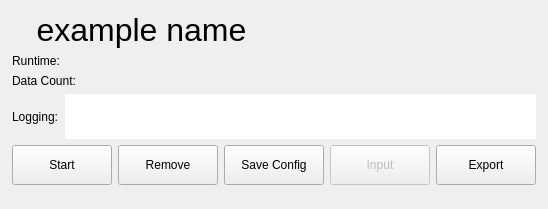
This is howdyCoder/ui/qtUiFiles/algoStatusWidget.ui in rmallow/howdyCoder as Qt 5 draws it before an edit. The edited form follows.
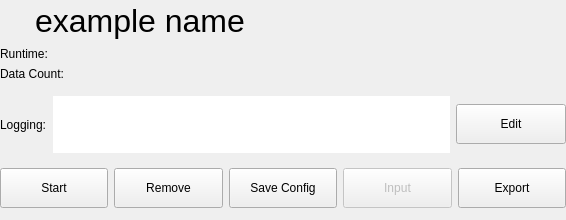
This is the edited form.

Commit message: adding better exception logging for userFuncCallers and starting to add edit capabilities to creator

Patch:
```diff
--- a/howdyCoder/ui/qtUiFiles/algoStatusWidget.ui
+++ b/howdyCoder/ui/qtUiFiles/algoStatusWidget.ui
@@ -6,20 +6,20 @@
    <rect>
     <x>0</x>
     <y>0</y>
-    <width>520</width>
-    <height>209</height>
+    <width>566</width>
+    <height>220</height>
    </rect>
   </property>
   <property name="sizePolicy">
-   <sizepolicy hsizetype="Preferred" vsizetype="Preferred">
+   <sizepolicy hsizetype="MinimumExpanding" vsizetype="MinimumExpanding">
     <horstretch>0</horstretch>
     <verstretch>0</verstretch>
    </sizepolicy>
   </property>
   <property name="maximumSize">
    <size>
-    <width>520</width>
-    <height>209</height>
+    <width>566</width>
+    <height>220</height>
    </size>
   </property>
   <property name="windowTitle">
@@ -30,16 +30,16 @@
   </property>
   <layout class="QVBoxLayout" name="verticalLayout_3">
    <property name="leftMargin">
-    <number>12</number>
+    <number>0</number>
    </property>
    <property name="topMargin">
-    <number>12</number>
+    <number>0</number>
    </property>
    <property name="rightMargin">
-    <number>12</number>
+    <number>0</number>
    </property>
    <property name="bottomMargin">
-    <number>12</number>
+    <number>0</number>
    </property>
    <item>
     <widget class="QWidget" name="widget_4" native="true">
@@ -64,6 +64,12 @@
       </property>
       <item>
        <widget class="QWidget" name="widget_3" native="true">
+        <property name="sizePolicy">
+         <sizepolicy hsizetype="Preferred" vsizetype="Preferred">
+          <horstretch>0</horstretch>
+          <verstretch>0</verstretch>
+         </sizepolicy>
+        </property>
         <layout class="QVBoxLayout" name="verticalLayout_2">
          <property name="leftMargin">
           <number>0</number>
@@ -80,11 +86,17 @@
          <item>
           <widget class="QLabel" name="name_label">
            <property name="sizePolicy">
-            <sizepolicy hsizetype="Preferred" vsizetype="Preferred">
+            <sizepolicy hsizetype="Preferred" vsizetype="Expanding">
              <horstretch>0</horstretch>
-             <verstretch>2</verstretch>
+             <verstretch>3</verstretch>
             </sizepolicy>
            </property>
+           <property name="minimumSize">
+            <size>
+             <width>0</width>
+             <height>0</height>
+            </size>
+           </property>
            <property name="font">
             <font>
              <pointsize>24</pointsize>
@@ -221,21 +233,27 @@
        <verstretch>2</verstretch>
       </sizepolicy>
      </property>
+     <property name="maximumSize">
+      <size>
+       <width>16777215</width>
+       <height>75</height>
+      </size>
+     </property>
      <layout class="QHBoxLayout" name="horizontalLayout_4">
       <property name="leftMargin">
        <number>0</number>
       </property>
-      <property name="topMargin">
-       <number>0</number>
-      </property>
       <property name="rightMargin">
        <number>0</number>
       </property>
-      <property name="bottomMargin">
-       <number>0</number>
-      </property>
       <item>
        <widget class="QLabel" name="logging_label">
+        <property name="sizePolicy">
+         <sizepolicy hsizetype="Preferred" vsizetype="Preferred">
+          <horstretch>1</horstretch>
+          <verstretch>0</verstretch>
+         </sizepolicy>
+        </property>
         <property name="text">
          <string>Logging:</string>
         </property>
@@ -244,8 +262,8 @@
       <item>
        <widget class="QListWidget" name="logging_list_widget">
         <property name="sizePolicy">
-         <sizepolicy hsizetype="Expanding" vsizetype="Ignored">
-          <horstretch>0</horstretch>
+         <sizepolicy hsizetype="Expanding" vsizetype="Preferred">
+          <horstretch>10</horstretch>
           <verstretch>0</verstretch>
          </sizepolicy>
         </property>
@@ -280,6 +298,31 @@
         </property>
        </widget>
       </item>
+      <item>
+       <widget class="QPushButton" name="edit_button">
+        <property name="sizePolicy">
+         <sizepolicy hsizetype="MinimumExpanding" vsizetype="Fixed">
+          <horstretch>20</horstretch>
+          <verstretch>0</verstretch>
+         </sizepolicy>
+        </property>
+        <property name="minimumSize">
+         <size>
+          <width>100</width>
+          <height>40</height>
+         </size>
+        </property>
+        <property name="maximumSize">
+         <size>
+          <width>110</width>
+          <height>40</height>
+         </size>
+        </property>
+        <property name="text">
+         <string>Edit</string>
+        </property>
+       </widget>
+      </item>
      </layout>
     </widget>
    </item>
```
Left out of the diff: 3 changed lines with no effect on the pictures. The commit also changes 20 other files.
